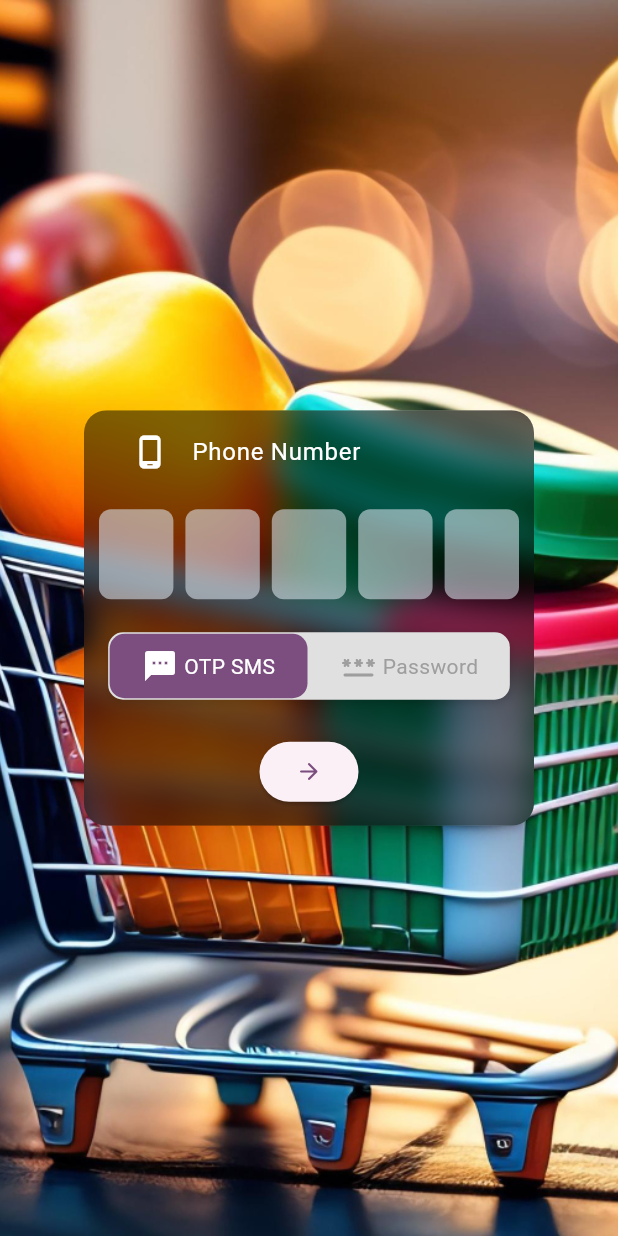
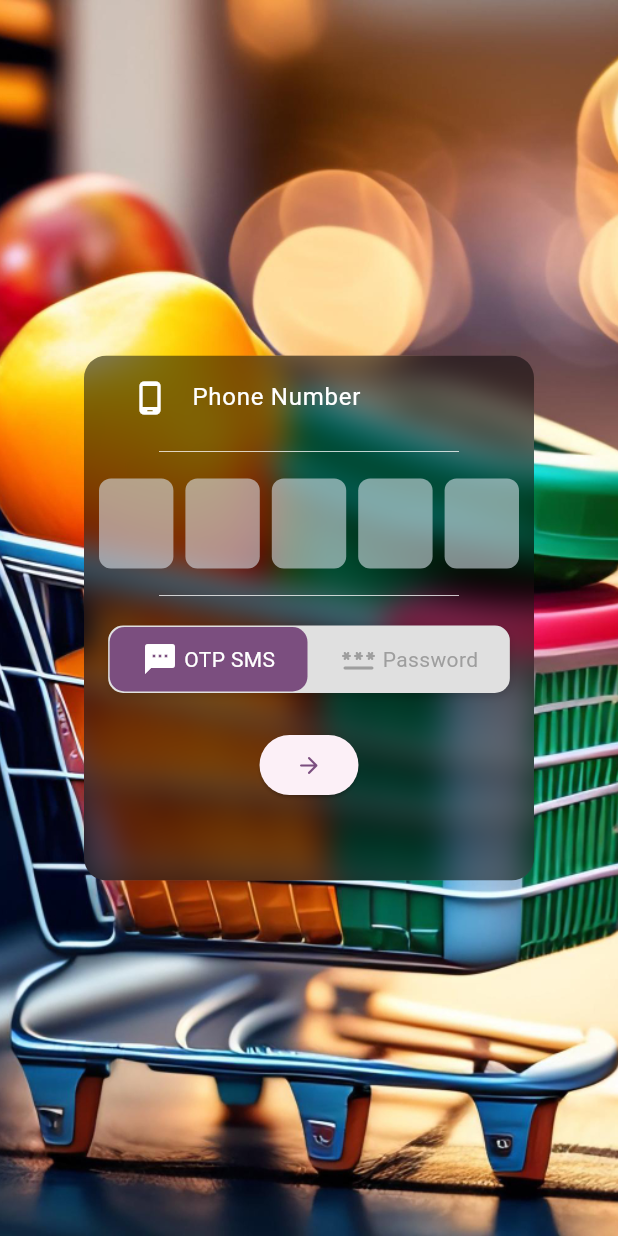
Before and after one commit to Ahmedriyadh19/Mall-Le, a Flutter app: the screen it shows after launch, on a phone screen of 412 x 824 dp. Run offline on Flutter 3.47's test engine with Material 2 defaults, Android fonts, the phone set to English and light mode, and no system bars; drawn by our look-alikes of flutter_toggle_tab, pinput; our stand-ins replace flutter_bloc, glass.

Commit message:
Update v1.0

```diff
--- a/lib/features/login/ui/login_ui.dart
+++ b/lib/features/login/ui/login_ui.dart
@@ -13,6 +13,7 @@ class LoginUi extends StatelessWidget {
       alignment: Alignment.center,
       child: Container(
         width: 300,
+        height: 350,
         decoration: BoxDecoration(
           color: Colors.black.withOpacity(0.5),
         ),
--- a/lib/features/login/widget/login_form_box.dart
+++ b/lib/features/login/widget/login_form_box.dart
@@ -11,16 +11,29 @@ import 'package:mall_le/features/login/widget/login_phone_number_input.dart';
 class LoginFormBox extends StatelessWidget {
   const LoginFormBox({super.key});
 
+  Divider div() {
+    return const Divider(
+      color: Colors.white,
+      endIndent: 50.0,
+      indent: 50.0,
+      thickness: 0.5,
+    );
+  }
+
   @override
   Widget build(BuildContext context) {
     return BlocBuilder<LoginBlocBloc, LoginBlocState>(
       builder: (context, state) {
-        return Column(mainAxisAlignment: MainAxisAlignment.spaceAround, children: [
-          const LoginPhoneNumberInput(),
-          state is LoginStateChange && state.option == 1 ? const LoginPasswordInput() : const LoginOtpInput(),
-          const AuthToggleOption(),
-          const LoginSubmitButton(),
-        ]);
+        return Column(
+          children: [
+            const LoginPhoneNumberInput(),
+            div(),
+            state is LoginStateChange && state.option == 1 ? const LoginPasswordInput() : const LoginOtpInput(),
+            div(),
+            const AuthToggleOption(),
+            const LoginSubmitButton(),
+          ],
+        );
       },
     );
   }
--- a/lib/features/login/widget/login_otp_input.dart
+++ b/lib/features/login/widget/login_otp_input.dart
@@ -10,7 +10,6 @@ class LoginOtpInput extends StatelessWidget {
       padding: EdgeInsets.all(10.0),
       child: Pinput(
         length: 5,
-        // androidSmsAutofillMethod: AndroidSmsAutofillMethod.smsRetrieverApi,
       ),
     );
   }
--- a/lib/features/login/widget/login_phone_number_input.dart
+++ b/lib/features/login/widget/login_phone_number_input.dart
@@ -8,6 +8,7 @@ class LoginPhoneNumberInput extends StatelessWidget {
   InputDecoration boxDecoration() {
     return const InputDecoration(
       border: InputBorder.none,
+      //enabledBorder: UnderlineInputBorder(borderSide: BorderSide(color: Colors.purple)),
       focusedBorder: InputBorder.none,
       errorBorder: InputBorder.none,
       disabledBorder: InputBorder.none,
```
